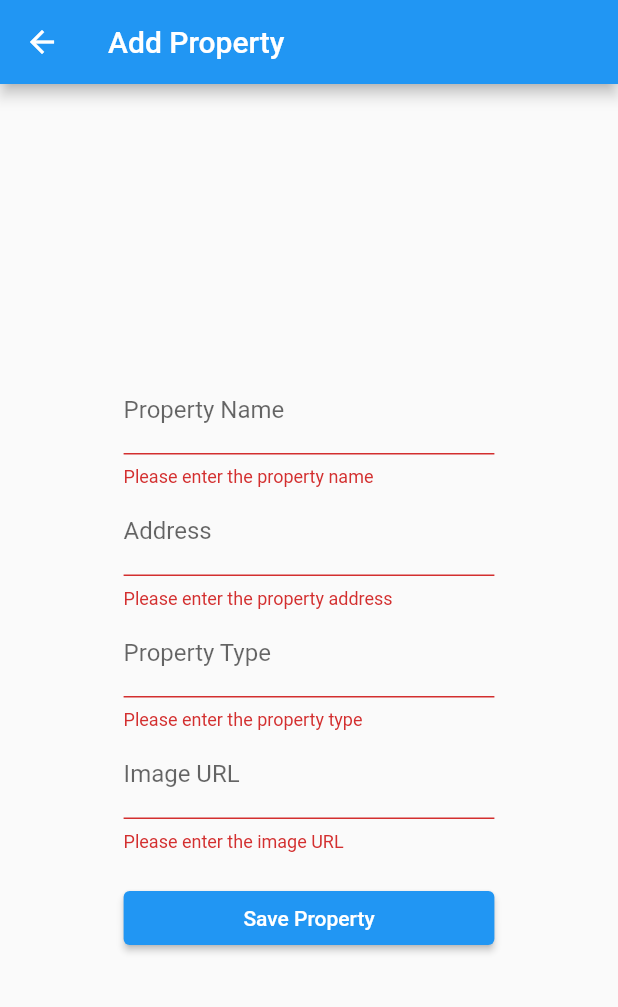
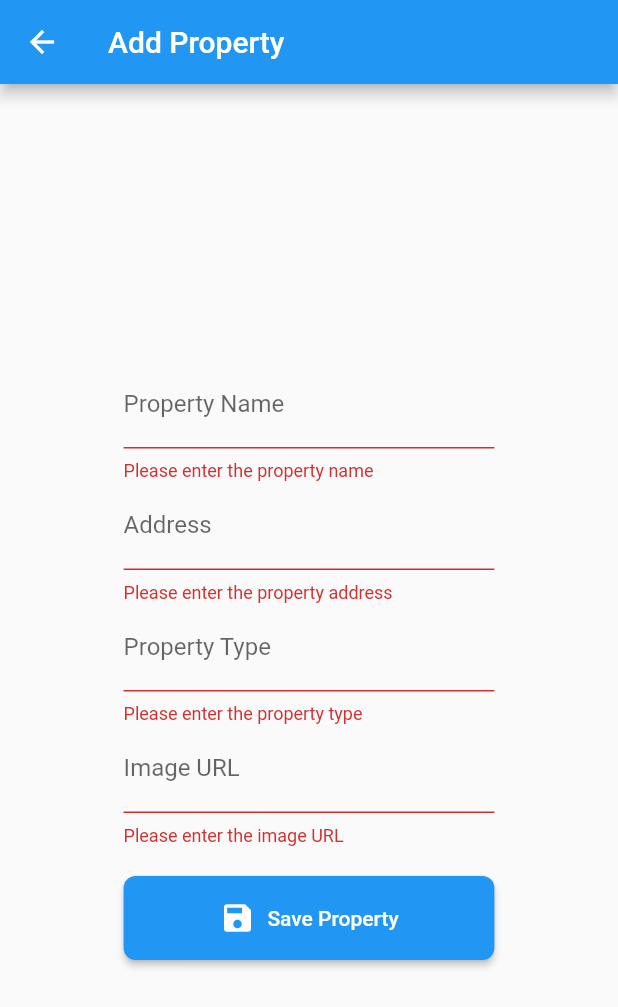
Before and after one commit to zejiran/real-estate-management-system, a Flutter app: the PropertyForm screen opened directly, after a tap on "Save Property", on a phone screen of 412 x 824 dp. Shown: the top 1007 px of the screen. Run offline on Flutter 3.47's test engine with Material 2 defaults, Android fonts, the phone set to English and light mode, and no system bars; our stand-ins replace lottie, shared_preferences; missing offline and left inert: dotlottie_loader; accounts and stored records are empty.

Commit message:
Feat: enhance user experience when saving form

```diff
--- a/property_management_ui/lib/screens/property_form.dart
+++ b/property_management_ui/lib/screens/property_form.dart
@@ -31,6 +31,7 @@ class _PropertyFormState extends State<PropertyForm> {
       _imageController.clear();
       ScaffoldMessenger.of(context)
           .showSnackBar(const SnackBar(content: Text('Property saved')));
+      Navigator.pop(context);
     }
   }
 
@@ -95,9 +96,18 @@ class _PropertyFormState extends State<PropertyForm> {
                     },
                   ),
                   const SizedBox(height: 20),
-                  ElevatedButton(
+                  ElevatedButton.icon(
                     onPressed: _saveProperty,
-                    child: const Text('Save Property'),
+                    icon: const Icon(Icons.save),
+                    label: const Text('Save Property'),
+                    style: ElevatedButton.styleFrom(
+                      backgroundColor: Colors.blue, // Background color
+                      foregroundColor: Colors.white, // Text color
+                      shape: RoundedRectangleBorder(
+                        borderRadius: BorderRadius.circular(8.0),
+                      ),
+                      padding: const EdgeInsets.all(16.0),
+                    ),
                   ),
                 ],
               ),
```
